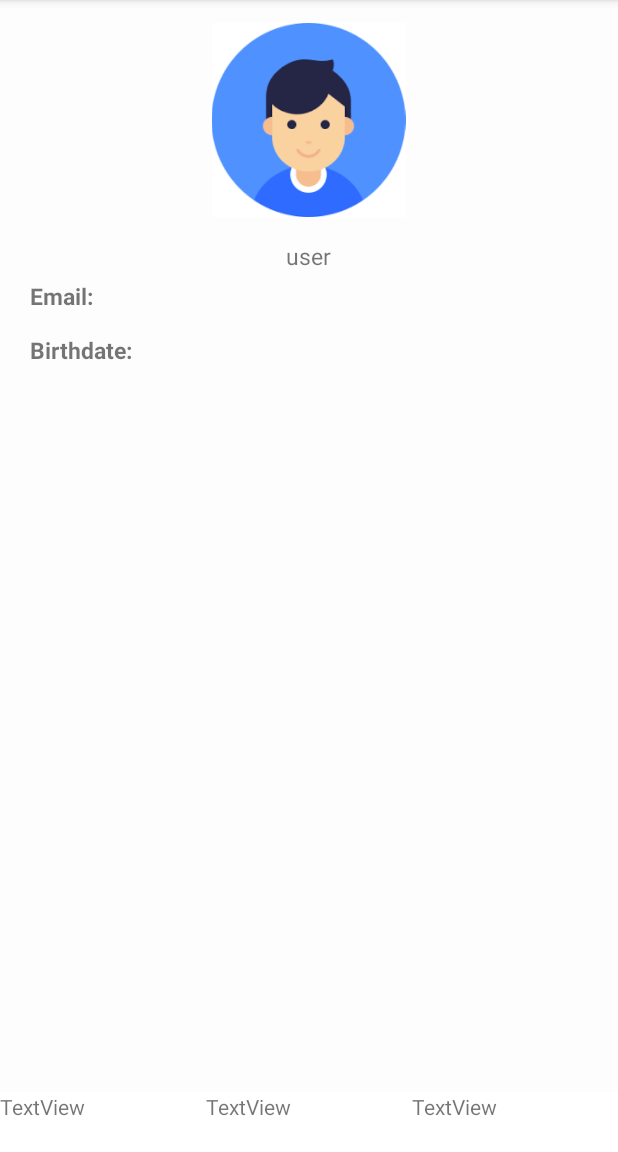
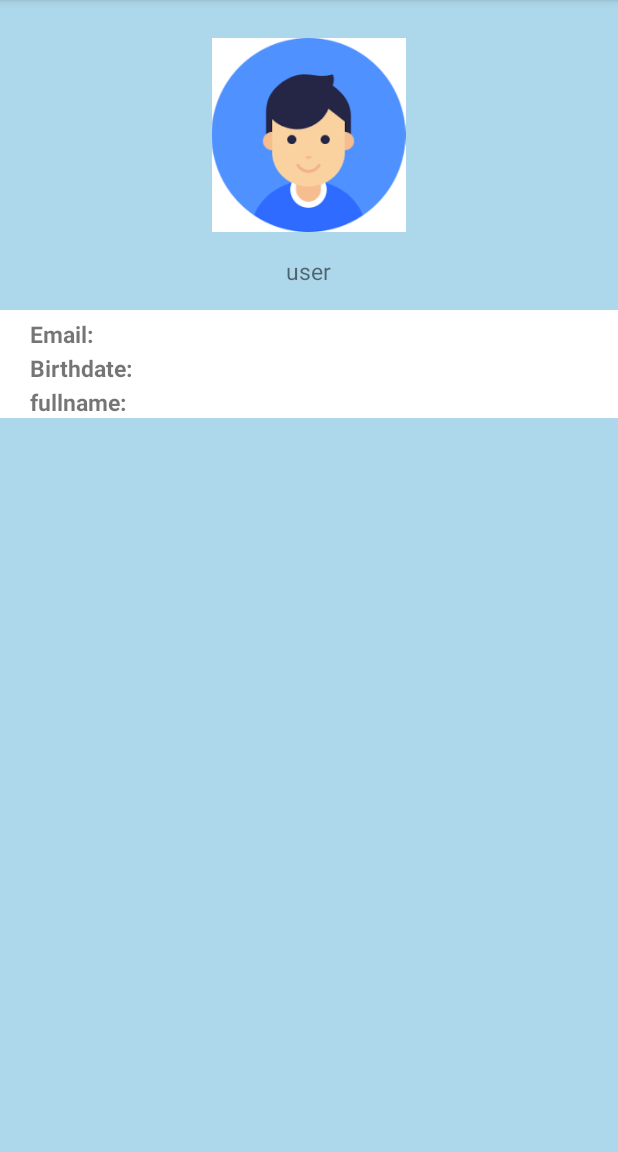
Before and after one commit to Kamiko2021/AtYourService_Capstone2, an Android app: the ClientProfileSettings screen opened directly, with no data from a screen before it, on a phone screen of 412 x 824 dp, the part 84-1236 px from its top. Run offline under Robolectric (Android 15) with nearby library versions, the light colour scheme and no system bars; our stand-ins replace Firebase (no records; nobody signed in at launch, a user with empty details on screens opened directly); 2 statements that could not run were skipped.

Commit message:
retrieved and displayed, client profile settings fullname, birthdate and change back color into pale light blue.

```diff
--- a/app/src/main/java/com/capstone/atyourservice_capstone2/ClientLogin.java
+++ b/app/src/main/java/com/capstone/atyourservice_capstone2/ClientLogin.java
@@ -141,7 +141,6 @@ public class ClientLogin extends AppCompatActivity {
                         public void onDataChange(@NonNull DataSnapshot snapshot) {
                             String userType = snapshot.child("userType").getValue().toString();
 
-
                             if (userType.equals("Client")){
 
 
--- a/app/src/main/java/com/capstone/atyourservice_capstone2/ClientProfileSettings.java
+++ b/app/src/main/java/com/capstone/atyourservice_capstone2/ClientProfileSettings.java
@@ -22,7 +22,7 @@ import com.google.firebase.database.ValueEventListener;
 
 public class ClientProfileSettings extends Fragment {
 
-   private TextView emailtxt,uid_data;
+   private TextView emailtxt,uid_data,fullname_data,birthdate_client;
    private DatabaseReference reff;
    private FirebaseDatabase firebaseDatabase;
    public String uid;
@@ -41,47 +41,62 @@ public class ClientProfileSettings extends Fragment {
 
        // =========Set up ID for declared objects====
         emailtxt=(TextView) view.findViewById(R.id.email_txt);
+        uid_data=(TextView) view.findViewById(R.id.uid_lbl);
+        fullname_data=(TextView) view.findViewById(R.id.fullname_txt);
+        birthdate_client = (TextView) view.findViewById(R.id.birthdate_txt);
 
-        uid_data=(TextView) view.findViewById(R.id.uid_lbl);
+       //=================invoking fetch data method=================
 
+
+
+
+        fetchData();
+        return view;
+    }
+
+    public void fetchData(){
         //=========Accessing User Credentials=============
         FirebaseUser user = FirebaseAuth.getInstance().getCurrentUser();
         if (user != null) {
             String email = user.getEmail();
+
             // Check if user's email is verified
             boolean emailVerified = user.isEmailVerified();
 
             // The user's ID, unique to the Firebase project. Do NOT use this value to
             // authenticate with your backend server, if you have one. Use
             // FirebaseUser.getIdToken() instead.
-            String uid = user.getUid();
+            uid = user.getUid();
 
             //========saving data into textviews======
 
             emailtxt.setText(email);
             uid_data.setText(uid);
+
+            //   =================== fetching data from firebase database==========
+            reff = FirebaseDatabase.getInstance().getReference().child("USERS").child(uid);
+            reff.addValueEventListener(new ValueEventListener() {
+                @Override
+                public void onDataChange(@NonNull DataSnapshot snapshot) {
+                    String fullname = snapshot.child("fullname").getValue().toString();
+                    String birthdate = snapshot.child("birthdate").getValue().toString();
+
+                    birthdate_client.setText(birthdate);
+                    fullname_data.setText(fullname);
+
+                }
+
+                @Override
+                public void onCancelled(@NonNull DatabaseError error) {
+
+                }
+            });
         }
 
-        return view;
-    }
 
-    public void fetchData(){
 
-        //===================
-//        reff = FirebaseDatabase.getInstance().getReference().child("USERS").child(uid);
-//        reff.addValueEventListener(new ValueEventListener() {
-//            @Override
-//            public void onDataChange(@NonNull DataSnapshot snapshot) {
-//
-//            }
-//
-//            @Override
-//            public void onCancelled(@NonNull DatabaseError error) {
-//
-//            }
-//        });
 
-    }
+   }
 
 
 }
--- a/app/src/main/res/layout/activity_dashboard.xml
+++ b/app/src/main/res/layout/activity_dashboard.xml
@@ -26,33 +26,6 @@
                 tools:layout="@layout/fragment_client_profile_settings" />
         </LinearLayout>
 
-        <LinearLayout
-            android:layout_width="match_parent"
-            android:layout_height="40dp"
-            android:orientation="horizontal">
-
-            <TextView
-                android:id="@+id/textView"
-                android:layout_width="wrap_content"
-                android:layout_height="wrap_content"
-                android:layout_weight="1"
-                android:text="TextView" />
-
-            <TextView
-                android:id="@+id/textView2"
-                android:layout_width="wrap_content"
-                android:layout_height="wrap_content"
-                android:layout_weight="1"
-                android:text="TextView" />
-
-            <TextView
-                android:id="@+id/textView3"
-                android:layout_width="wrap_content"
-                android:layout_height="wrap_content"
-                android:layout_weight="1"
-                android:text="TextView" />
-
-        </LinearLayout>
     </LinearLayout>
 
 </LinearLayout>
--- a/app/src/main/res/layout/fragment_client_profile_settings.xml
+++ b/app/src/main/res/layout/fragment_client_profile_settings.xml
@@ -1,38 +1,42 @@
 <?xml version="1.0" encoding="utf-8"?>
-<FrameLayout xmlns:android="http://schemas.android.com/apk/res/android"
+<LinearLayout xmlns:android="http://schemas.android.com/apk/res/android"
     xmlns:app="http://schemas.android.com/apk/res-auto"
     xmlns:tools="http://schemas.android.com/tools"
     android:layout_width="match_parent"
     android:layout_height="match_parent"
-    android:background="#FCFDFC"
+    android:background="#ffff"
+    android:orientation="vertical"
     tools:context=".ClientProfileSettings">
 
     <LinearLayout
         android:layout_width="match_parent"
         android:layout_height="match_parent"
+        android:background="#add8ec"
         android:orientation="vertical">
 
         <ImageView
             android:id="@+id/imageView2"
             android:layout_width="163dp"
             android:layout_height="129dp"
-            android:layout_marginTop="15sp"
             android:layout_gravity="center"
-            android:src="@drawable/defaultprofile"/>
+            android:layout_marginTop="25sp"
+            android:src="@drawable/defaultprofile" />
 
         <TextView
             android:id="@+id/uid_lbl"
             android:layout_width="wrap_content"
             android:layout_height="wrap_content"
+            android:layout_gravity="center"
             android:layout_marginTop="15sp"
-            android:layout_gravity="center"
+            android:layout_marginBottom="15sp"
             android:text="UID"
-            android:textSize="15sp"/>
+            android:textSize="15sp" />
 
         <LinearLayout
             android:layout_width="match_parent"
-            android:layout_height="36dp"
-            android:orientation="horizontal">
+            android:layout_height="wrap_content"
+            android:orientation="horizontal"
+            android:background="#ffff">
 
             <TextView
                 android:id="@+id/email_lbl"
@@ -48,7 +52,7 @@
                 android:id="@+id/email_txt"
                 android:layout_width="wrap_content"
                 android:layout_height="wrap_content"
-                android:layout_marginLeft="3sp"
+                android:layout_marginLeft="10sp"
                 android:layout_marginTop="5sp"
                 android:text="email"
                 android:textSize="15sp"
@@ -56,15 +60,64 @@
 
         </LinearLayout>
 
+        <LinearLayout
+            android:layout_width="match_parent"
+            android:layout_height="wrap_content"
+            android:layout_marginTop="0sp"
+            android:orientation="horizontal"
+            android:background="@color/white">
+
             <TextView
                 android:id="@+id/birthdate_lbl"
                 android:layout_width="wrap_content"
                 android:layout_height="wrap_content"
                 android:layout_marginLeft="20sp"
-            android:layout_marginTop="5sp"
+                android:layout_marginTop="1sp"
                 android:text="Birthdate:"
                 android:textSize="15sp"
-            android:textStyle="bold"/>
+                android:textStyle="bold" />
+
+            <TextView
+                android:id="@+id/birthdate_txt"
+                android:layout_width="wrap_content"
+                android:layout_height="wrap_content"
+                android:layout_marginLeft="10sp"
+                android:layout_marginTop="1sp"
+
+                android:text="birthdate"
+                android:textSize="15sp"
+                android:textStyle="italic" />
+
         </LinearLayout>
 
-</FrameLayout>
+        <LinearLayout
+            android:layout_width="match_parent"
+            android:layout_height="wrap_content"
+            android:layout_marginTop="0sp"
+            android:orientation="horizontal"
+            android:background="@color/white">
+
+            <TextView
+                android:id="@+id/fullname_lbl"
+                android:layout_width="wrap_content"
+                android:layout_height="wrap_content"
+                android:layout_marginLeft="20sp"
+                android:layout_marginTop="1sp"
+                android:text="fullname:"
+                android:textSize="15sp"
+                android:textStyle="bold" />
+
+            <TextView
+                android:id="@+id/fullname_txt"
+                android:layout_width="wrap_content"
+                android:layout_height="wrap_content"
+                android:layout_marginLeft="10sp"
+                android:layout_marginTop="1sp"
+                android:text="fullname"
+                android:textSize="15sp"
+                android:textStyle="italic" />
+        </LinearLayout>
+
+    </LinearLayout>
+
+</LinearLayout>
```
Lines whose indentation alone changed are shown as unchanged.
